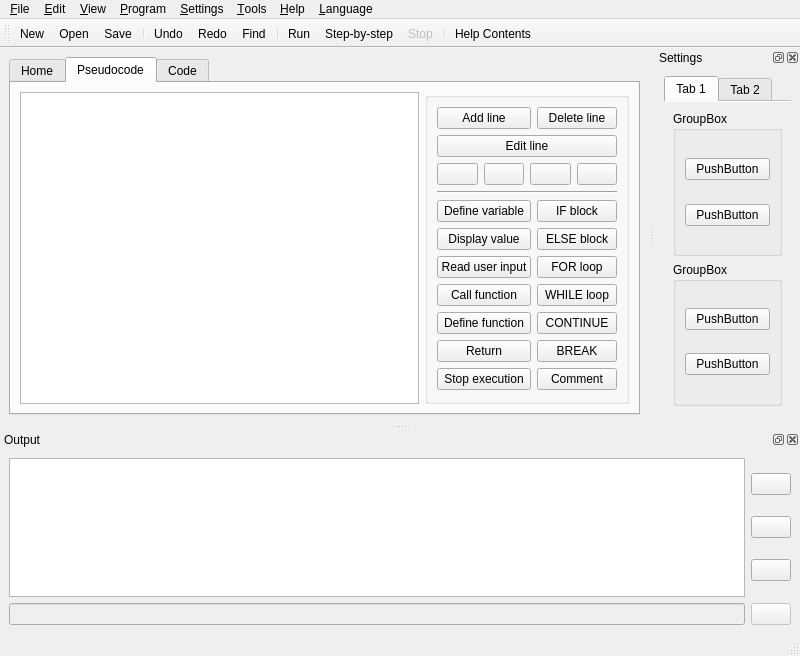
This is src/forms/ui_mainwindow.ui in TuringApp/Turing as Qt 5 draws it before an edit. The edited form follows.
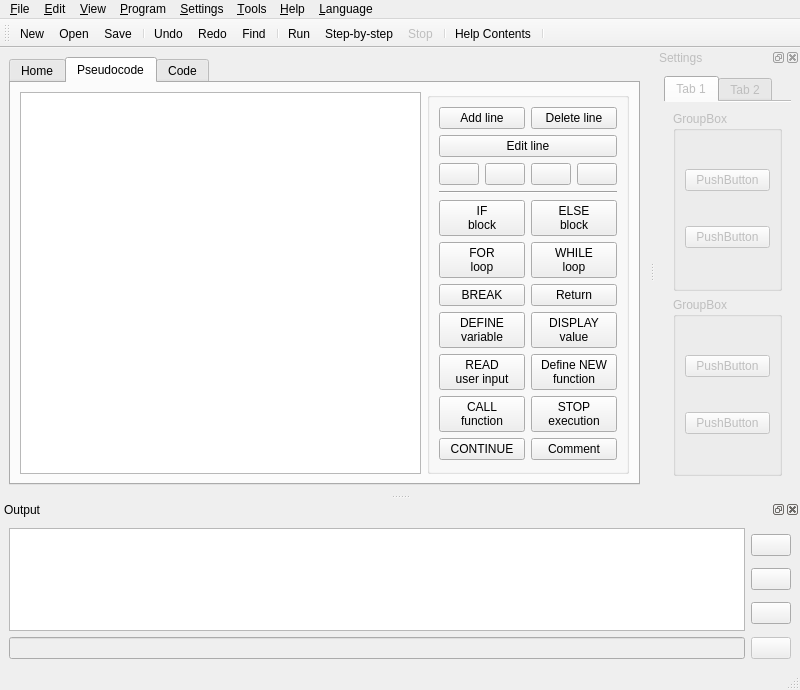
This is the edited form. The open tabs and pages were chosen to show the change. Icons and pictures are not drawn.

Commit message: rework psuedocode buttons

The edit to the form file:
```diff
--- a/src/forms/ui_mainwindow.ui
+++ b/src/forms/ui_mainwindow.ui
@@ -8,7 +8,7 @@
     <x>0</x>
     <y>0</y>
     <width>800</width>
-    <height>656</height>
+    <height>690</height>
    </rect>
   </property>
   <property name="windowTitle">
@@ -136,38 +136,11 @@
              </property>
             </widget>
            </item>
-           <item row="10" column="1">
-            <widget class="QPushButton" name="btnAlgo_Break">
+           <item row="9" column="0">
+            <widget class="QPushButton" name="btnAlgo_Variable">
              <property name="text">
-              <string>BREAK</string>
-             </property>
-            </widget>
-           </item>
-           <item row="9" column="1">
-            <widget class="QPushButton" name="btnAlgo_Continue">
-             <property name="text">
-              <string>CONTINUE</string>
-             </property>
-            </widget>
-           </item>
-           <item row="8" column="1">
-            <widget class="QPushButton" name="btnAlgo_While">
-             <property name="text">
-              <string>WHILE loop</string>
-             </property>
-            </widget>
-           </item>
-           <item row="6" column="1">
-            <widget class="QPushButton" name="btnAlgo_Else">
-             <property name="text">
-              <string>ELSE block</string>
-             </property>
-            </widget>
-           </item>
-           <item row="5" column="1">
-            <widget class="QPushButton" name="btnAlgo_If">
-             <property name="text">
-              <string>IF block</string>
+              <string>DEFINE
+variable</string>
              </property>
             </widget>
            </item>
@@ -182,66 +155,103 @@
              </property>
             </widget>
            </item>
-           <item row="7" column="1">
-            <widget class="QPushButton" name="btnAlgo_For">
+           <item row="11" column="0">
+            <widget class="QPushButton" name="btnAlgo_Input">
              <property name="text">
-              <string>FOR loop</string>
+              <string>READ
+user input</string>
              </property>
             </widget>
            </item>
-           <item row="9" column="0">
-            <widget class="QPushButton" name="btnAlgo_Func">
-             <property name="text">
-              <string>Define function</string>
-             </property>
-            </widget>
-           </item>
-           <item row="8" column="0">
-            <widget class="QPushButton" name="btnAlgo_Call">
-             <property name="text">
-              <string>Call function</string>
-             </property>
-            </widget>
-           </item>
-           <item row="10" column="0">
+           <item row="8" column="1">
             <widget class="QPushButton" name="btnAlgo_Return">
              <property name="text">
               <string>Return</string>
              </property>
             </widget>
            </item>
-           <item row="5" column="0">
-            <widget class="QPushButton" name="btnAlgo_Variable">
+           <item row="17" column="0">
+            <widget class="QPushButton" name="btnAlgo_Continue">
              <property name="text">
-              <string>Define variable</string>
+              <string>CONTINUE</string>
              </property>
             </widget>
            </item>
            <item row="7" column="0">
-            <widget class="QPushButton" name="btnAlgo_Input">
+            <widget class="QPushButton" name="btnAlgo_For">
              <property name="text">
-              <string>Read user input</string>
+              <string>FOR
+loop</string>
              </property>
             </widget>
            </item>
-           <item row="6" column="0">
+           <item row="5" column="0">
+            <widget class="QPushButton" name="btnAlgo_If">
+             <property name="text">
+              <string>IF
+block</string>
+             </property>
+            </widget>
+           </item>
+           <item row="5" column="1">
+            <widget class="QPushButton" name="btnAlgo_Else">
+             <property name="text">
+              <string>ELSE
+block</string>
+             </property>
+            </widget>
+           </item>
+           <item row="7" column="1">
+            <widget class="QPushButton" name="btnAlgo_While">
+             <property name="text">
+              <string>WHILE
+loop</string>
+             </property>
+            </widget>
+           </item>
+           <item row="17" column="1">
+            <widget class="QPushButton" name="btnAlgo_Comment">
+             <property name="text">
+              <string>Comment</string>
+             </property>
+            </widget>
+           </item>
+           <item row="9" column="1">
             <widget class="QPushButton" name="btnAlgo_Display">
              <property name="text">
-              <string>Display value</string>
+              <string>DISPLAY
+value</string>
              </property>
             </widget>
            </item>
-           <item row="11" column="0">
+           <item row="8" column="0">
+            <widget class="QPushButton" name="btnAlgo_Break">
+             <property name="text">
+              <string>BREAK</string>
+             </property>
+            </widget>
+           </item>
+           <item row="13" column="1">
             <widget class="QPushButton" name="btnAlgo_Stop">
              <property name="text">
-              <string>Stop execution</string>
+              <string>STOP
+execution</string>
              </property>
             </widget>
            </item>
            <item row="11" column="1">
-            <widget class="QPushButton" name="btnAlgo_Comment">
+            <widget class="QPushButton" name="btnAlgo_Func">
              <property name="text">
-              <string>Comment</string>
+              <string>Define NEW
+function</string>
+             </property>
+            </widget>
+           </item>
+           <item row="13" column="0">
+            <widget class="QPushButton" name="btnAlgo_Call">
+             <property name="text">
+              <string>CALL
+function</string>
              </property>
             </widget>
            </item>
@@ -430,8 +440,12 @@
    <addaction name="actionStop"/>
    <addaction name="separator"/>
    <addaction name="actionHelpContents"/>
+   <addaction name="separator"/>
   </widget>
   <widget class="QDockWidget" name="dock_settings">
+   <property name="enabled">
+    <bool>false</bool>
+   </property>
    <property name="accessibleName">
     <string/>
    </property>
@@ -546,8 +560,8 @@
           <string notr="true">&lt;!DOCTYPE HTML PUBLIC &quot;-//W3C//DTD HTML 4.0//EN&quot; &quot;http://www.w3.org/TR/REC-html40/strict.dtd&quot;&gt;
 &lt;html&gt;&lt;head&gt;&lt;meta name=&quot;qrichtext&quot; content=&quot;1&quot; /&gt;&lt;style type=&quot;text/css&quot;&gt;
 p, li { white-space: pre-wrap; }
-&lt;/style&gt;&lt;/head&gt;&lt;body style=&quot; font-family:'Sans Serif'; font-size:9pt; font-weight:400; font-style:normal;&quot;&gt;
-&lt;p style=&quot;-qt-paragraph-type:empty; margin-top:0px; margin-bottom:0px; margin-left:0px; margin-right:0px; -qt-block-indent:0; text-indent:0px; font-family:'MS Shell Dlg 2'; font-size:8.25pt;&quot;&gt;&lt;br /&gt;&lt;/p&gt;&lt;/body&gt;&lt;/html&gt;</string>
+&lt;/style&gt;&lt;/head&gt;&lt;body style=&quot; font-family:'MS Shell Dlg 2'; font-size:8.25pt; font-weight:400; font-style:normal;&quot;&gt;
+&lt;p style=&quot;-qt-paragraph-type:empty; margin-top:0px; margin-bottom:0px; margin-left:0px; margin-right:0px; -qt-block-indent:0; text-indent:0px;&quot;&gt;&lt;br /&gt;&lt;/p&gt;&lt;/body&gt;&lt;/html&gt;</string>
          </property>
          <property name="acceptRichText">
           <bool>true</bool>
```
Left out of the diff: 4 changed lines with no effect on the pictures. The commit also changes 4 other files.
